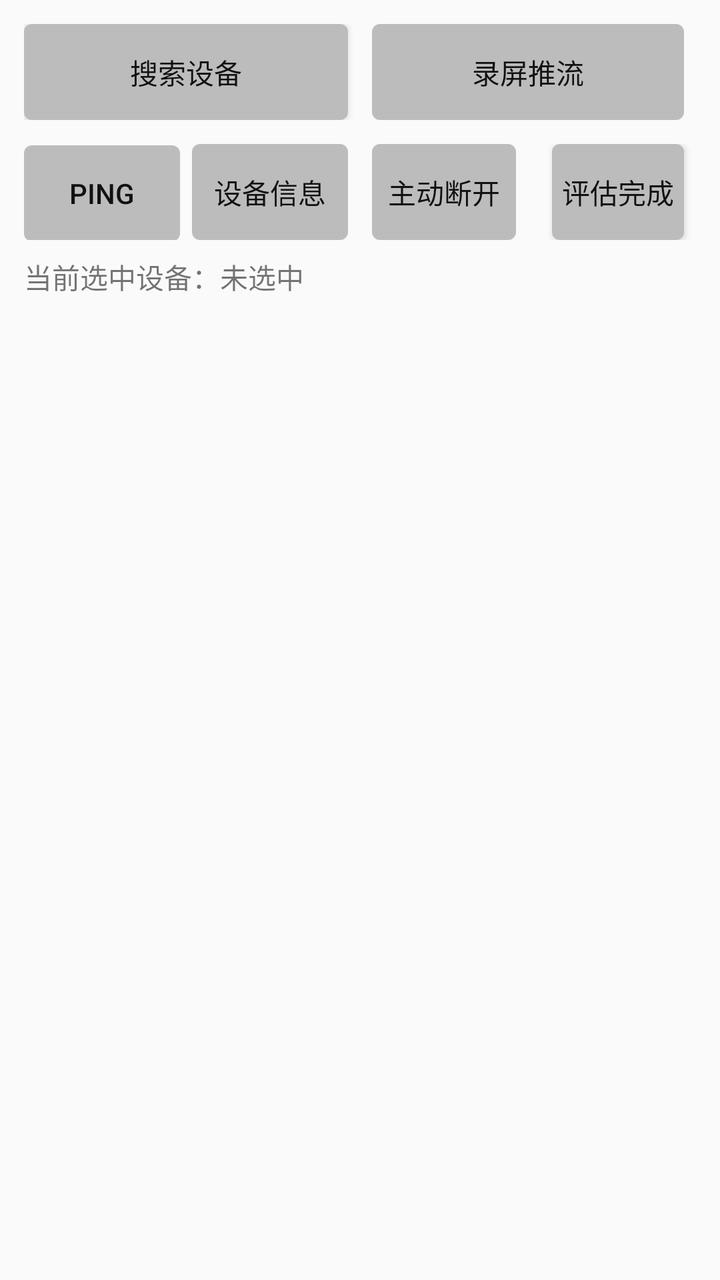
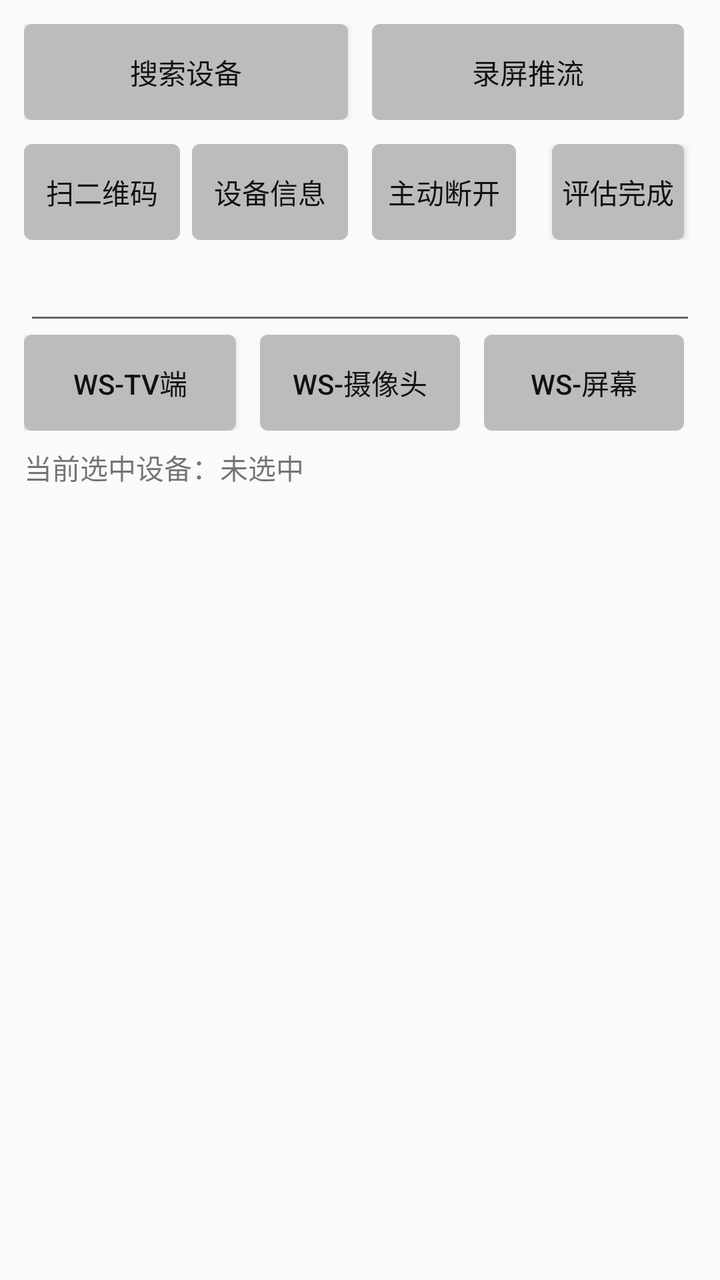

Before-and-after screenshots of an Android layout around one commit, followed by the original layout XML and the change that was made.
<!-- AndroidManifest.xml: application theme AppTheme -->
<!-- res/layout/activity_splash.xml -->
<?xml version="1.0" encoding="utf-8"?>
<LinearLayout xmlns:android="http://schemas.android.com/apk/res/android"
    android:layout_width="match_parent"
    android:layout_height="match_parent"
    android:orientation="vertical"
    android:padding="12dp">

    <LinearLayout
        android:layout_width="match_parent"
        android:layout_height="wrap_content"
        android:orientation="horizontal">

        <Button
            android:id="@+id/btnSearch"
            android:layout_width="match_parent"
            android:layout_height="wrap_content"
            android:layout_marginRight="6dp"
            android:layout_weight="1"
            android:background="@drawable/button_selector"
            android:text="搜索设备"
            android:textColor="@drawable/button_text_selector" />

        <Button
            android:id="@+id/btnScreen"
            android:layout_width="match_parent"
            android:layout_height="wrap_content"
            android:layout_marginLeft="6dp"
            android:layout_marginRight="6dp"
            android:layout_weight="1"
            android:background="@drawable/button_selector"
            android:text="录屏推流"
            android:textColor="@drawable/button_text_selector" />

        <Button
            android:id="@+id/btnClient"
            android:layout_width="match_parent"
            android:layout_height="wrap_content"
            android:layout_marginLeft="6dp"
            android:layout_marginRight="6dp"
            android:layout_weight="1"
            android:background="@drawable/button_selector"
            android:text="摄像头推流"
            android:textColor="@drawable/button_text_selector"
            android:visibility="gone" />

        <Button
            android:id="@+id/btnServer"
            android:layout_width="match_parent"
            android:layout_height="wrap_content"
            android:layout_marginLeft="6dp"
            android:layout_weight="1"
            android:background="@drawable/button_selector"
            android:text="测试二"
            android:textColor="@drawable/button_text_selector"
            android:visibility="gone" />
    </LinearLayout>

    <LinearLayout
        android:layout_width="match_parent"
        android:layout_height="wrap_content"
        android:layout_marginTop="12dp"
        android:orientation="horizontal">

        <Button
            android:id="@+id/btnCheckUdp"
            android:layout_width="match_parent"
            android:layout_height="wrap_content"
            android:layout_marginRight="6dp"
            android:layout_weight="1"
            android:background="@drawable/button_selector"
            android:text="ping"
            android:textColor="@drawable/button_text_selector" />

        <Button
            android:id="@+id/btnDeviceInfo"
            android:layout_width="match_parent"
            android:layout_height="wrap_content"
            android:layout_marginRight="6dp"
            android:layout_weight="1"
            android:background="@drawable/button_selector"
            android:text="设备信息"
            android:textColor="@drawable/button_text_selector" />

        <Button
            android:id="@+id/btnDisconnect"
            android:layout_width="match_parent"
            android:layout_height="wrap_content"
            android:layout_marginLeft="6dp"
            android:layout_marginRight="6dp"
            android:layout_weight="1"
            android:background="@drawable/button_selector"
            android:text="主动断开"
            android:textColor="@drawable/button_text_selector" />

        <Button
            android:id="@+id/btnCompleted"
            android:layout_width="match_parent"
            android:layout_height="wrap_content"
            android:layout_marginLeft="12dp"
            android:layout_marginRight="6dp"
            android:layout_weight="1"
            android:background="@drawable/button_selector"
            android:text="评估完成"
            android:textColor="@drawable/button_text_selector" />
    </LinearLayout>


    <EditText
        android:id="@+id/etWsIP"
        android:layout_width="match_parent"
        android:layout_height="wrap_content"
        android:layout_marginTop="6dp"
        android:visibility="gone" />

    <LinearLayout
        android:layout_width="match_parent"
        android:layout_height="wrap_content"
        android:orientation="horizontal"
        android:visibility="gone">

        <Button
            android:id="@+id/btnWsTv"
            android:layout_width="match_parent"
            android:layout_height="wrap_content"
            android:layout_marginRight="6dp"
            android:layout_weight="1"
            android:background="@drawable/button_selector"
            android:text="ws-TV端"
            android:textColor="@drawable/button_text_selector" />

        <Button
            android:id="@+id/btnWsCamera"
            android:layout_width="match_parent"
            android:layout_height="wrap_content"
            android:layout_marginLeft="6dp"
            android:layout_marginRight="6dp"
            android:layout_weight="1"
            android:background="@drawable/button_selector"
            android:text="ws-摄像头"
            android:textColor="@drawable/button_text_selector" />

        <Button
            android:id="@+id/btnWsScreen"
            android:layout_width="match_parent"
            android:layout_height="wrap_content"
            android:layout_marginLeft="6dp"
            android:layout_marginRight="6dp"
            android:layout_weight="1"
            android:background="@drawable/button_selector"
            android:text="ws-屏幕"
            android:textColor="@drawable/button_text_selector" />

    </LinearLayout>

    <TextView
        android:id="@+id/tvDeviceName"
        android:layout_width="match_parent"
        android:layout_height="wrap_content"
        android:layout_marginTop="8dp"
        android:text="当前选中设备：未选中" />

    <androidx.recyclerview.widget.RecyclerView
        android:id="@+id/rlvBox"
        android:layout_width="match_parent"
        android:layout_height="match_parent"
        android:layout_marginTop="8dp" />

</LinearLayout>
<!-- resources referenced by this layout -->
<resources>
  <!-- drawable button_selector (drawable) -->
  <?xml version="1.0" encoding="utf-8"?>
  <selector xmlns:android="http://schemas.android.com/apk/res/android">
      <item android:drawable="@drawable/button_pressed_shape" android:state_focused="true"/>
      <item android:drawable="@drawable/button_shape"/>
  </selector>
  <!-- drawable button_text_selector (drawable) -->
  <?xml version="1.0" encoding="utf-8"?>
  <selector xmlns:android="http://schemas.android.com/apk/res/android">
      <item android:color="#FFFFFF" android:state_focused="true" />
      <item android:color="#111111" />
  </selector>
  <style name="AppTheme" parent="Theme.AppCompat.Light.NoActionBar">
          
          <item name="colorPrimary">@color/colorPrimary</item>
          <item name="colorPrimaryDark">@color/colorPrimaryDark</item>
          <item name="colorAccent">@color/colorAccent</item>
      </style>
  <!-- drawable button_pressed_shape (drawable) -->
  <?xml version="1.0" encoding="utf-8"?>
  <shape xmlns:android="http://schemas.android.com/apk/res/android">
      <solid android:color="#12b7f5" />
      <corners android:radius="4dp" />
  </shape>
  <!-- drawable button_shape (drawable) -->
  <?xml version="1.0" encoding="utf-8"?>
  <shape xmlns:android="http://schemas.android.com/apk/res/android">
      <solid android:color="#BCBCBC" />
      <corners android:radius="4dp" />
  </shape>
  <color name="colorPrimary">#3F51B5</color>
  <color name="colorPrimaryDark">#303F9F</color>
  <color name="colorAccent">#FF4081</color>
</resources>

<!-- the commit's change to res/layout/activity_splash.xml (unified diff, before → after) -->
@@ -62,6 +62,7 @@
         android:orientation="horizontal">
 
         <Button
+            android:visibility="gone"
             android:id="@+id/btnCheckUdp"
             android:layout_width="match_parent"
             android:layout_height="wrap_content"
@@ -69,6 +70,16 @@
             android:layout_weight="1"
             android:background="@drawable/button_selector"
             android:text="ping"
+            android:textColor="@drawable/button_text_selector" />
+
+        <Button
+            android:id="@+id/btnScanQrCode"
+            android:layout_width="match_parent"
+            android:layout_height="wrap_content"
+            android:layout_marginRight="6dp"
+            android:layout_weight="1"
+            android:background="@drawable/button_selector"
+            android:text="扫二维码"
             android:textColor="@drawable/button_text_selector" />
 
         <Button
@@ -109,14 +120,12 @@
         android:id="@+id/etWsIP"
         android:layout_width="match_parent"
         android:layout_height="wrap_content"
-        android:layout_marginTop="6dp"
-        android:visibility="gone" />
+        android:layout_marginTop="6dp"/>
 
     <LinearLayout
         android:layout_width="match_parent"
         android:layout_height="wrap_content"
-        android:orientation="horizontal"
-        android:visibility="gone">
+        android:orientation="horizontal">
 
         <Button
             android:id="@+id/btnWsTv"
